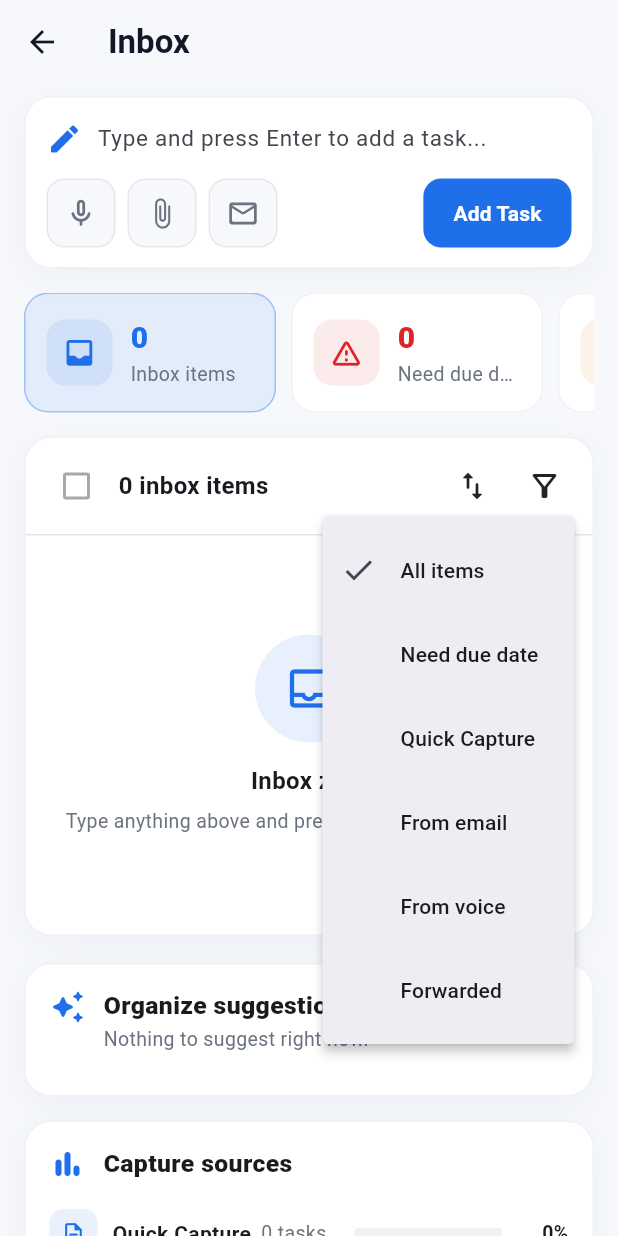
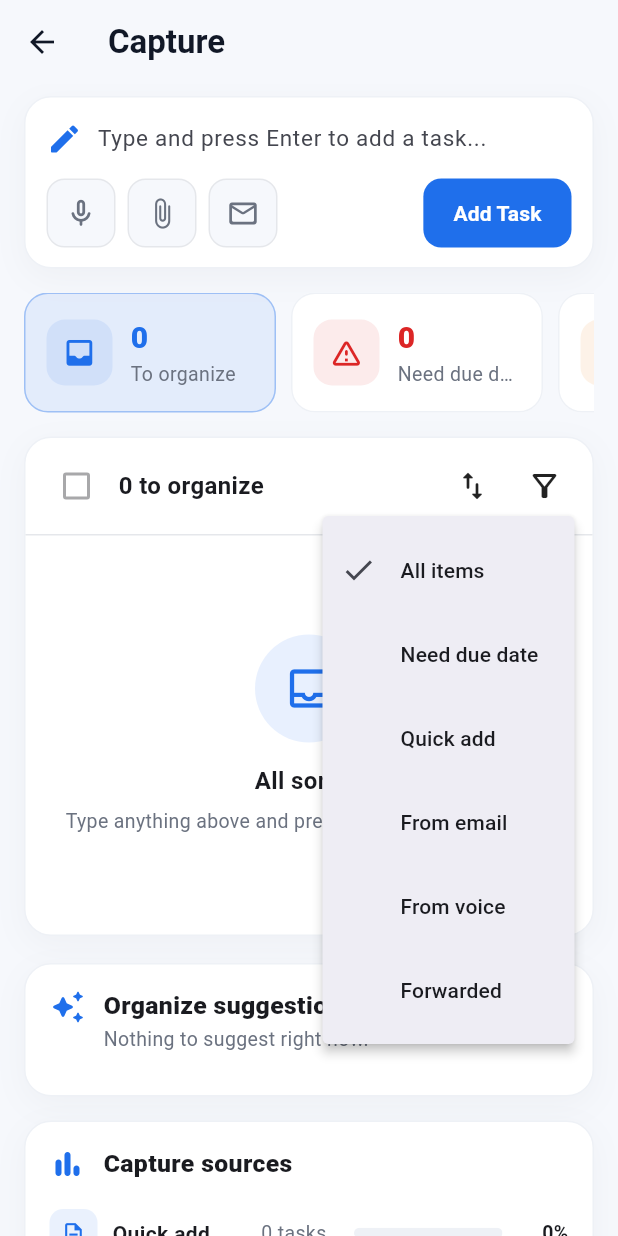
Before and after one commit to adeelappdevzone-code/TaskFlow-APK, a Flutter app: the InboxScreen screen opened directly, after a tap on the "filter alt" icon, on a phone screen of 412 x 824 dp. Run offline on Flutter 3.47's test engine with Material 3 defaults, Android fonts, the phone set to English and light mode, and no system bars; our stand-ins replace cloud_firestore, firebase_auth, firebase_core, flutter_local_notifications, google_sign_in, pdf and 3 more; accounts and stored records are empty.

Commit message:
Rename Inbox to Capture on screen
"Inbox" read like a message inbox. The page, side menu, Home button and
messages now say Capture ("to organize", "Quick add"). The Profile card
that lists notifications is called Notifications.

Co-Authored-By: Claude Opus 5.5 <noreply@anthropic.com>
Claude-Session: https://claude.ai/code/session_01XQnJQfpjbNfvPBhaFiqxhy

```diff
--- a/lib/data/inbox.dart
+++ b/lib/data/inbox.dart
@@ -21,7 +21,7 @@ class InboxSource {
         email => 'Email',
         voice => 'Voice',
         forwarded => 'Forwarded',
-        _ => 'Quick Capture',
+        _ => 'Quick add',
       };
 }
 
--- a/lib/screens/home_screen.dart
+++ b/lib/screens/home_screen.dart
@@ -484,7 +484,11 @@ final _phoneShortcuts = [
   ..._shortcuts,
   _Shortcut(Icons.bar_chart_rounded, AppColors.success, 'Reports', 'Reports and PDF',
       (c) => Navigator.push(c, MaterialPageRoute(builder: (_) => const ReportsScreen(page: true)))),
-  _Shortcut(Icons.description_outlined, const Color(0xFFEA7A0C), 'Templates', 'Ready-made tasks',
+  _Shortcut(
+      Icons.description_outlined,
+      const Color(0xFFEA7A0C),
+      'Templates',
+      'Ready-made tasks',
       (c) =>
           Navigator.push(c, MaterialPageRoute(builder: (_) => const TemplatesScreen(page: true)))),
 ];
@@ -1111,14 +1115,14 @@ class _PhoneHome extends StatelessWidget {
               ListenableBuilder(
                 listenable: InboxStore.instance,
                 builder: (context, _) => IconButton(
-                  tooltip: 'Inbox',
+                  tooltip: 'Capture',
                   visualDensity: VisualDensity.compact,
                   onPressed: () => Navigator.push(
                       context, MaterialPageRoute(builder: (_) => const InboxScreen(page: true))),
                   icon: Badge(
                     isLabelVisible: InboxStore.instance.count > 0,
                     label: Text('${InboxStore.instance.count}'),
-                    child: const Icon(Icons.inbox_outlined, size: 27),
+                    child: const Icon(Icons.edit_note_rounded, size: 27),
                   ),
                 ),
               ),
--- a/lib/screens/inbox_screen.dart
+++ b/lib/screens/inbox_screen.dart
@@ -15,7 +15,7 @@ import '../widgets/task_extras.dart';
 import 'task_open.dart';
 import 'task_ui.dart';
 
-/// Inbox: capture tasks fast (typed, voice, pasted email, forwarded by a
+/// Capture (the inbox): write tasks down fast (typed, voice, pasted email, forwarded by a
 /// teammate) and organize them later: date, priority, team, person, label,
 /// then "Move to tasks".
 class InboxScreen extends StatefulWidget {
@@ -106,7 +106,7 @@ class _InboxScreenState extends State<InboxScreen> {
           return Scaffold(
             backgroundColor: AppColors.background,
             appBar: widget.page
-                ? AppBar(backgroundColor: AppColors.background, title: const Text('Inbox'))
+                ? AppBar(backgroundColor: AppColors.background, title: const Text('Capture'))
                 : null,
             body: ListView(
               padding: EdgeInsets.fromLTRB(wide ? 28 : 16, wide ? 22 : 8, wide ? 28 : 16, 32),
@@ -122,7 +122,7 @@ class _InboxScreenState extends State<InboxScreen> {
     final visible = _visible(items);
     final count = (bool Function(InboxItem) f) => items.where(f).length;
     final tiles = [
-      _StatTile(Icons.inbox_rounded, AppColors.primary, '${items.length}', 'Inbox items',
+      _StatTile(Icons.inbox_rounded, AppColors.primary, '${items.length}', 'To organize',
           _filter == _Filter.all && _only == null, () => _setFilter(_Filter.all)),
       _StatTile(Icons.warning_amber_rounded, AppColors.danger, '${count((i) => i.dueAt == null)}',
           'Need due date', _filter == _Filter.noDate, () => _setFilter(_Filter.noDate)),
@@ -162,7 +162,8 @@ class _InboxScreenState extends State<InboxScreen> {
               SizedBox(width: 14),
               Expanded(
                 child: PageHeader(
-                    title: 'Inbox', subtitle: 'Capture tasks fast and organize them later.'),
+                    title: 'Capture',
+                    subtitle: 'Write down any task the moment you think of it. Sort it out later.'),
               ),
             ],
           ),
@@ -202,7 +203,7 @@ class _InboxScreenState extends State<InboxScreen> {
                   padding: const EdgeInsets.symmetric(vertical: 30),
                   child: EmptyState(
                     icon: Icons.inbox_outlined,
-                    title: items.isEmpty ? 'Inbox zero' : 'Nothing here',
+                    title: items.isEmpty ? 'All sorted' : 'Nothing here',
                     subtitle: items.isEmpty
                         ? 'Type anything above and press Enter. Organize it later.'
                         : 'No items match this filter.',
@@ -256,9 +257,7 @@ class _InboxScreenState extends State<InboxScreen> {
           const SizedBox(width: 4),
           Expanded(
             child: Text(
-              selected.isNotEmpty
-                  ? '${selected.length} selected'
-                  : '${visible.length} inbox ${visible.length == 1 ? 'item' : 'items'}',
+              selected.isNotEmpty ? '${selected.length} selected' : '${visible.length} to organize',
               style: const TextStyle(fontSize: 16, fontWeight: FontWeight.w700),
             ),
           ),
@@ -284,7 +283,7 @@ class _InboxScreenState extends State<InboxScreen> {
               onPressed: () async {
                 final ok = await confirmDialog(context,
                     title: 'Delete ${selected.length} items?',
-                    message: 'They will be removed from your inbox.',
+                    message: 'They will be removed from Capture.',
                     confirmLabel: 'Delete',
                     danger: true);
                 if (!ok) return;
@@ -342,7 +341,7 @@ class _InboxScreenState extends State<InboxScreen> {
   static String _filterLabel(_Filter f) => switch (f) {
         _Filter.all => 'All items',
         _Filter.noDate => 'Need due date',
-        _Filter.quick => 'Quick Capture',
+        _Filter.quick => 'Quick add',
         _Filter.email => 'From email',
         _Filter.voice => 'From voice',
         _Filter.forwarded => 'Forwarded',
@@ -572,7 +571,7 @@ Future<void> _edit(BuildContext context, InboxItem item) async {
   final ok = await showDialog<bool>(
     context: context,
     builder: (ctx) => AlertDialog(
-      title: const Text('Edit inbox item'),
+      title: const Text('Edit item'),
       content: SizedBox(
         width: 460,
         child: Column(
@@ -643,7 +642,7 @@ Future<void> _forward(BuildContext context, InboxItem item) async {
   );
   if (pick == null || !context.mounted) return;
   InboxStore.instance.forward(item, pick.$1, pick.$2);
-  showSnack(context, 'Sent to ${pick.$1.nameOf(pick.$2)}\'s inbox');
+  showSnack(context, 'Sent to ${pick.$1.nameOf(pick.$2)}\'s Capture');
 }
 
 // ------------------------------------------------------------- quick capture
@@ -768,7 +767,7 @@ class _QuickCaptureState extends State<_QuickCapture> {
     if (title.isEmpty) return;
     InboxStore.instance.capture(title,
         source: InboxSource.email, notes: notes.length > 5000 ? notes.substring(0, 5000) : notes);
-    if (mounted) showSnack(context, 'Email added to your inbox');
+    if (mounted) showSnack(context, 'Email added to Capture');
   }
 
   Future<void> _attach() async {
@@ -895,7 +894,7 @@ class _QuickCaptureState extends State<_QuickCapture> {
                 child: Column(
                   crossAxisAlignment: CrossAxisAlignment.start,
                   children: [
-                    const Text('Quick Capture',
+                    const Text('Quick add',
                         style: TextStyle(fontSize: 16.5, fontWeight: FontWeight.w700)),
                     field,
                   ],
@@ -944,7 +943,7 @@ class _InboxRow extends StatelessWidget {
           Icons.arrow_forward_rounded,
           i.fromName == null ? 'Forwarded' : 'From ${i.fromName}'
         ),
-      _ => (Icons.description_outlined, 'Quick Capture'),
+      _ => (Icons.description_outlined, 'Quick add'),
     };
     final due = i.dueAt;
     final dueColor = due == null
@@ -1303,7 +1302,7 @@ class _SidePanel extends StatelessWidget {
                   'Organize suggestions',
                   suggestions.isEmpty
                       ? 'Nothing to suggest right now.'
-                      : 'Ways to organize your inbox.'),
+                      : 'Ways to sort out what you captured.'),
               for (final s in suggestions.take(4))
                 Padding(
                   padding: const EdgeInsets.only(bottom: 10),
--- a/lib/screens/main_shell_wide.dart
+++ b/lib/screens/main_shell_wide.dart
@@ -17,7 +17,7 @@ class _NavEntry {
 const _navEntries = [
   _NavEntry(Icons.dashboard_outlined, Icons.dashboard_rounded, 'Dashboard', 0),
   _NavEntry(Icons.check_box_outlined, Icons.check_box_rounded, 'My Tasks', 1),
-  _NavEntry(Icons.inbox_outlined, Icons.inbox_rounded, 'Inbox', 5),
+  _NavEntry(Icons.edit_note_outlined, Icons.edit_note_rounded, 'Capture', 5),
   _NavEntry(Icons.event_note_outlined, Icons.event_note_rounded, 'Daily Planner', 8),
   _NavEntry(Icons.calendar_today_outlined, Icons.calendar_today_rounded, 'Calendar', 2),
   _NavEntry(Icons.timer_outlined, Icons.timer_rounded, 'Time Tracking', 10),
--- a/lib/screens/profile_page.dart
+++ b/lib/screens/profile_page.dart
@@ -795,11 +795,11 @@ class _InboxCard extends StatelessWidget {
       child: Column(
         crossAxisAlignment: CrossAxisAlignment.stretch,
         children: [
-          _cardHead('Inbox',
+          _cardHead('Notifications',
               subtitle: '${store.unreadCount} unread',
               trailing: FilledButton.tonal(
                   onPressed: () => _push(context, const NotificationsScreen()),
-                  child: const Text('Open inbox'))),
+                  child: const Text('Open notifications'))),
           if (list.isEmpty)
             const Padding(
               padding: EdgeInsets.symmetric(vertical: 12),
```
Also changed, not shown: 2 other files.
